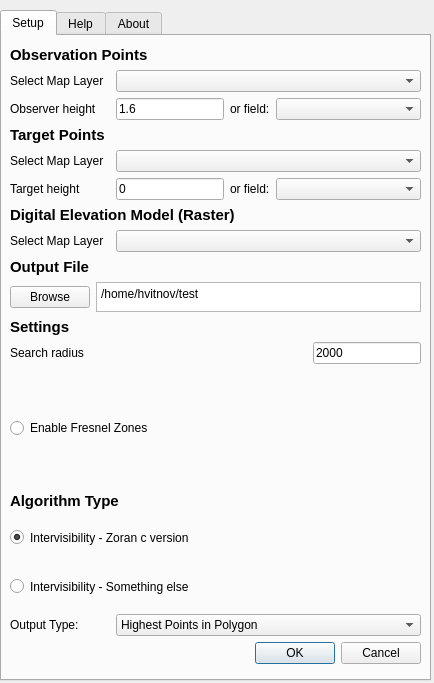
First picture: the form in ui_antennaintervisibility.ui, repository Hvitnov/antennaintervisibility, before the edit.
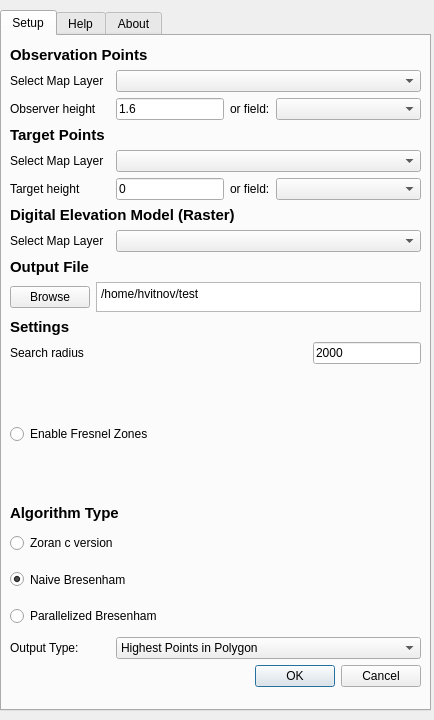
Second picture: the form after the edit.

Commit message: Version 0.99 almost implemented naive algorithm

Diff of the .ui file:
```diff
--- a/ui_antennaintervisibility.ui
+++ b/ui_antennaintervisibility.ui
@@ -7,7 +7,7 @@
     <x>0</x>
     <y>0</y>
     <width>434</width>
-    <height>683</height>
+    <height>720</height>
    </rect>
   </property>
   <property name="windowTitle">
@@ -19,7 +19,7 @@
      <x>0</x>
      <y>10</y>
      <width>431</width>
-     <height>671</height>
+     <height>701</height>
     </rect>
    </property>
    <property name="currentIndex">
@@ -35,7 +35,7 @@
        <x>8</x>
        <y>10</y>
        <width>411</width>
-       <height>618</height>
+       <height>641</height>
       </rect>
      </property>
      <layout class="QVBoxLayout" name="verticalLayout_3">
@@ -500,10 +500,10 @@
                </sizepolicy>
               </property>
               <property name="text">
-               <string>Intervisibility - Zoran c version</string>
+               <string>Zoran c version</string>
               </property>
               <property name="checked">
-               <bool>true</bool>
+               <bool>false</bool>
               </property>
              </widget>
             </item>
@@ -516,7 +516,23 @@
                </sizepolicy>
               </property>
               <property name="text">
-               <string>Intervisibility - Something else</string>
+               <string>Naive Bresenham</string>
+              </property>
+              <property name="checked">
+               <bool>true</bool>
+              </property>
+             </widget>
+            </item>
+            <item>
+             <widget class="QRadioButton" name="chkIntervisibility_3">
+              <property name="sizePolicy">
+               <sizepolicy hsizetype="Minimum" vsizetype="Minimum">
+                <horstretch>0</horstretch>
+                <verstretch>0</verstretch>
+               </sizepolicy>
+              </property>
+              <property name="text">
+               <string>Parallelized Bresenham</string>
               </property>
               <property name="checked">
                <bool>false</bool>
```
The commit also changes 6 other files.
